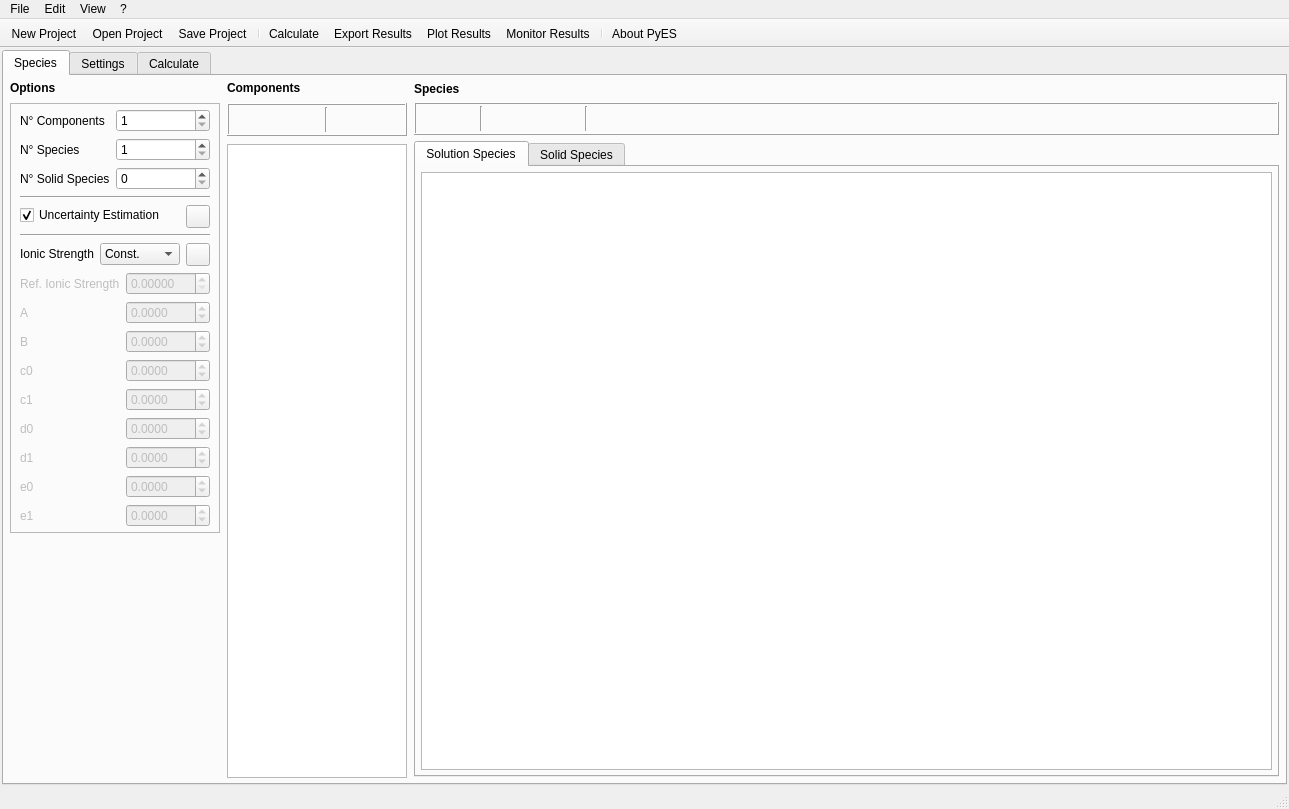
The window that src/main/python/pyes/ui/PyES_main.ui (PyES-software/PyES) describes before a commit, drawn with Qt 5.
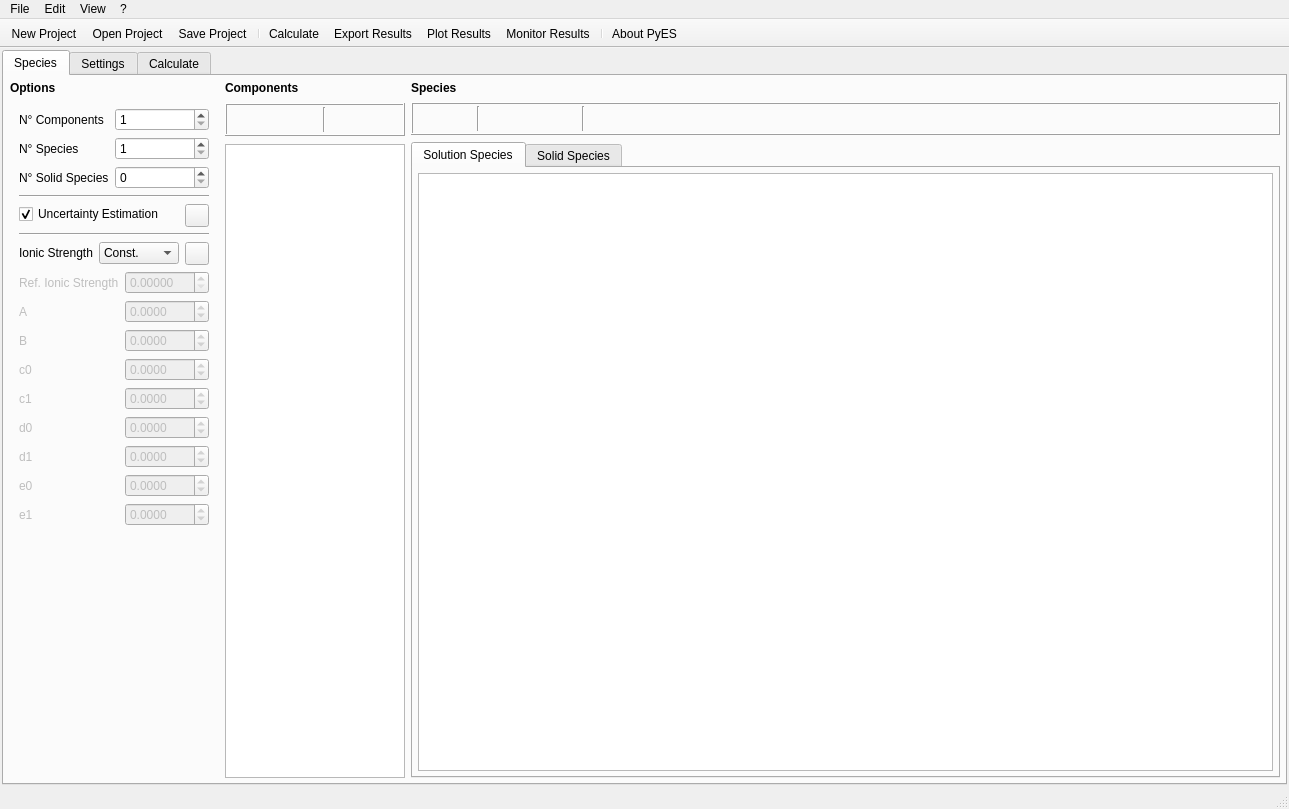
The same window after the commit. The open tabs and pages were chosen to show the change. Icons and pictures are not drawn. Custom widgets are drawn as their Qt base class.

```diff
--- a/src/main/python/pyes/ui/PyES_main.ui
+++ b/src/main/python/pyes/ui/PyES_main.ui
@@ -63,7 +63,7 @@
        <attribute name="title">
         <string>Species</string>
        </attribute>
-       <layout class="QHBoxLayout" name="horizontalLayout" stretch="0,2,5">
+       <layout class="QHBoxLayout" name="horizontalLayout" stretch="2,2,5">
         <property name="sizeConstraint">
          <enum>QLayout::SizeConstraint::SetDefaultConstraint</enum>
         </property>
@@ -85,7 +85,7 @@
            <bool>true</bool>
           </property>
           <property name="sizePolicy">
-           <sizepolicy hsizetype="Minimum" vsizetype="Minimum">
+           <sizepolicy hsizetype="Maximum" vsizetype="Minimum">
             <horstretch>0</horstretch>
             <verstretch>0</verstretch>
            </sizepolicy>
@@ -120,36 +120,6 @@
             </widget>
            </item>
            <item>
-            <widget class="QFrame" name="frame_5">
-             <property name="sizePolicy">
-              <sizepolicy hsizetype="Minimum" vsizetype="Maximum">
-               <horstretch>0</horstretch>
-               <verstretch>0</verstretch>
-              </sizepolicy>
-             </property>
-             <property name="frameShape">
-              <enum>QFrame::Shape::StyledPanel</enum>
-             </property>
-             <property name="frameShadow">
-              <enum>QFrame::Shadow::Sunken</enum>
-             </property>
-             <layout class="QHBoxLayout" name="horizontalLayout_6">
-              <property name="spacing">
-               <number>0</number>
-              </property>
-              <property name="leftMargin">
-               <number>0</number>
-              </property>
-              <property name="topMargin">
-               <number>0</number>
-              </property>
-              <property name="rightMargin">
-               <number>0</number>
-              </property>
-              <property name="bottomMargin">
-               <number>0</number>
-              </property>
-              <item>
                <widget class="QWidget" name="widget_8" native="true">
                 <property name="sizePolicy">
                  <sizepolicy hsizetype="Minimum" vsizetype="Fixed">
@@ -662,9 +632,6 @@
                 </layout>
                </widget>
               </item>
-             </layout>
-            </widget>
-           </item>
            <item>
             <spacer name="verticalSpacer_2">
              <property name="orientation">
@@ -947,17 +914,20 @@
         <item>
          <widget class="QWidget" name="widget_2" native="true">
           <layout class="QVBoxLayout" name="verticalLayout">
+           <property name="spacing">
+            <number>7</number>
+           </property>
            <property name="leftMargin">
-            <number>1</number>
+            <number>0</number>
            </property>
            <property name="topMargin">
-            <number>1</number>
+            <number>0</number>
            </property>
            <property name="rightMargin">
-            <number>1</number>
+            <number>0</number>
            </property>
            <property name="bottomMargin">
-            <number>1</number>
+            <number>0</number>
            </property>
            <item>
             <widget class="QLabel" name="tab_comp_label_2">
```
Left out of the diff: 4 changed lines with no effect on the pictures. Lines whose indentation alone changed are shown as unchanged.
